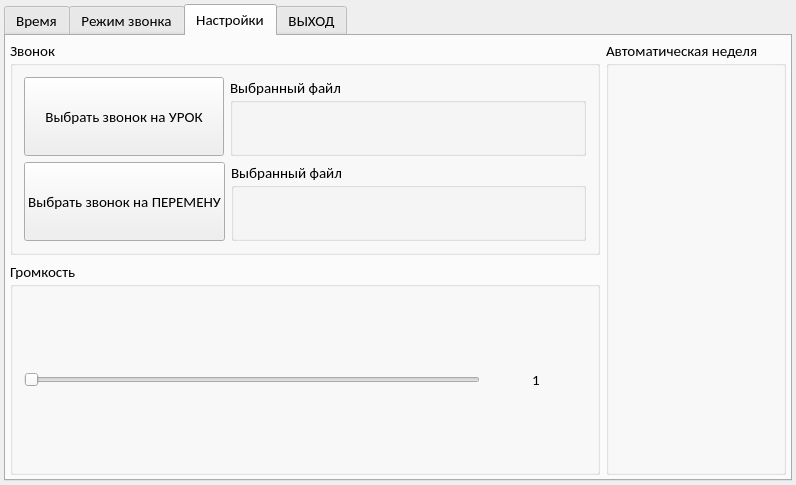
The window that mainwindow.ui (DigitalSamuraiDTM/ElectronicBell) describes before a commit, drawn with Qt 5.
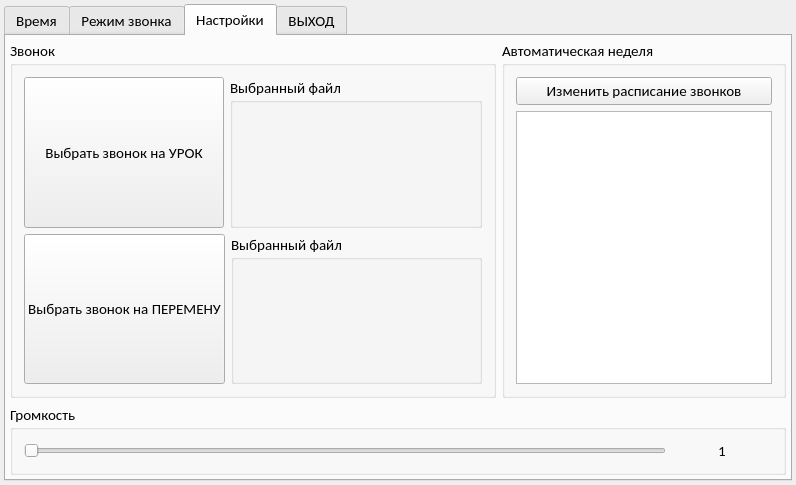
The same window after the commit. The open tabs and pages were chosen to show the change.

Commit message: Настройки и изменение типа звонков в настройках

```diff
--- a/mainwindow.ui
+++ b/mainwindow.ui
@@ -311,48 +311,7 @@
          <number>4</number>
         </property>
         <item row="0" column="0">
-         <layout class="QGridLayout" name="gridLayout_6">
-          <item row="1" column="0">
-           <widget class="QGroupBox" name="groupBox_5">
-            <property name="title">
-             <string>Громкость</string>
-            </property>
-            <layout class="QHBoxLayout" name="horizontalLayout_2">
-             <item>
-              <widget class="QSlider" name="slider_volume">
-               <property name="minimum">
-                <number>1</number>
-               </property>
-               <property name="maximum">
-                <number>100</number>
-               </property>
-               <property name="pageStep">
-                <number>20</number>
-               </property>
-               <property name="orientation">
-                <enum>Qt::Horizontal</enum>
-               </property>
-              </widget>
-             </item>
-             <item>
-              <widget class="QLabel" name="volume_number">
-               <property name="minimumSize">
-                <size>
-                 <width>100</width>
-                 <height>0</height>
-                </size>
-               </property>
-               <property name="text">
-                <string>1</string>
-               </property>
-               <property name="alignment">
-                <set>Qt::AlignCenter</set>
-               </property>
-              </widget>
-             </item>
-            </layout>
-           </widget>
-          </item>
+         <layout class="QGridLayout" name="gridLayout_6" columnstretch="1,0" rowminimumheight="0,0" columnminimumwidth="0,0">
           <item row="0" column="0">
            <widget class="QGroupBox" name="groupBox_2">
             <property name="title">
@@ -446,11 +405,68 @@
             </layout>
            </widget>
           </item>
-          <item row="0" column="1" rowspan="2">
+          <item row="0" column="1">
            <widget class="QGroupBox" name="groupBox_10">
             <property name="title">
              <string>Автоматическая неделя</string>
             </property>
+            <layout class="QGridLayout" name="gridLayout_14">
+             <item row="0" column="0">
+              <layout class="QGridLayout" name="gridLayout_13">
+               <item row="1" column="0" colspan="2">
+                <widget class="QTableView" name="view_autoWeek"/>
+               </item>
+               <item row="0" column="0" colspan="2">
+                <widget class="QPushButton" name="change_bell_in_autoWeek">
+                 <property name="text">
+                  <string>Изменить расписание звонков</string>
+                 </property>
+                </widget>
+               </item>
+              </layout>
+             </item>
+            </layout>
+           </widget>
+          </item>
+          <item row="1" column="0" colspan="2">
+           <widget class="QGroupBox" name="groupBox_5">
+            <property name="title">
+             <string>Громкость</string>
+            </property>
+            <layout class="QHBoxLayout" name="horizontalLayout_2">
+             <item>
+              <widget class="QSlider" name="slider_volume">
+               <property name="minimum">
+                <number>1</number>
+               </property>
+               <property name="maximum">
+                <number>100</number>
+               </property>
+               <property name="pageStep">
+                <number>20</number>
+               </property>
+               <property name="orientation">
+                <enum>Qt::Horizontal</enum>
+               </property>
+              </widget>
+             </item>
+             <item>
+              <widget class="QLabel" name="volume_number">
+               <property name="minimumSize">
+                <size>
+                 <width>100</width>
+                 <height>0</height>
+                </size>
+               </property>
+               <property name="text">
+                <string>1</string>
+               </property>
+               <property name="alignment">
+                <set>Qt::AlignCenter</set>
+               </property>
+              </widget>
+             </item>
+            </layout>
            </widget>
           </item>
          </layout>
```
Left out of the diff: 2 changed lines with no effect on the pictures. The commit also changes 2 other files.
